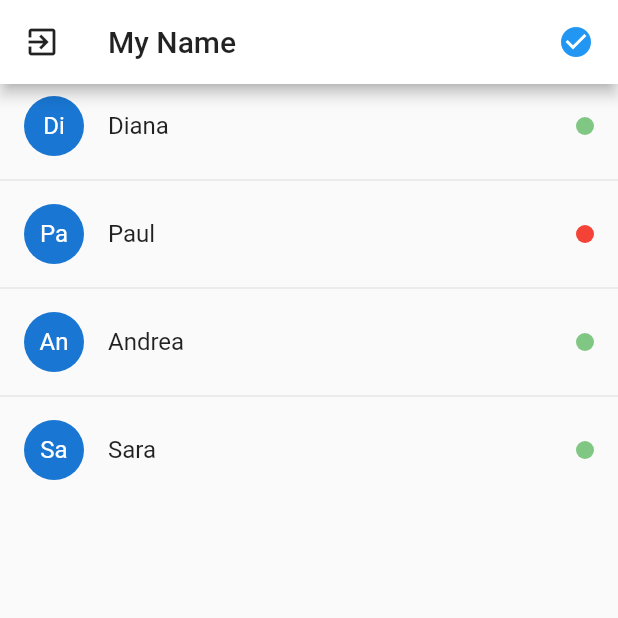
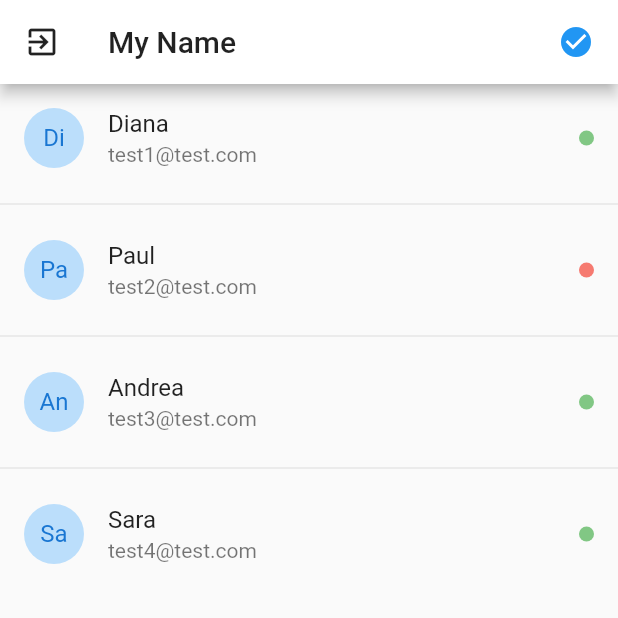
Before and after one commit to paulmrg-461/flutter-realtime-chat, a Flutter app: the UsersPage screen opened by its route, on a phone screen of 412 x 824 dp, the top half of it. Run offline on Flutter 3.47's test engine with Material 2 defaults, Android fonts, the phone set to English and light mode, and no system bars; drawn by our look-alikes of pull_to_refresh.

```diff
--- a/lib/pages/users_page.dart
+++ b/lib/pages/users_page.dart
@@ -1,4 +1,5 @@
 import 'package:flutter/material.dart';
+import 'package:pull_to_refresh/pull_to_refresh.dart';
 import 'package:realtime_chat/models/user.dart';
 
 class UsersPage extends StatefulWidget {
@@ -7,6 +8,9 @@ class UsersPage extends StatefulWidget {
 }
 
 class _UsersPageState extends State<UsersPage> {
+  RefreshController _refreshController =
+      RefreshController(initialRefresh: false);
+
   final users = [
     User(uid: '1', name: 'Diana', email: 'test1@test.com', online: true),
     User(uid: '2', name: 'Paul', email: 'test2@test.com', online: false),
@@ -40,23 +44,51 @@ class _UsersPageState extends State<UsersPage> {
             ),
           ],
         ),
-        body: ListView.separated(
+        body: SmartRefresher(
+            controller: _refreshController,
+            enablePullDown: true,
+            onRefresh: _loadUsers,
+            header: WaterDropHeader(
+              complete: Icon(
+                Icons.check_circle,
+                color: Colors.blue[400],
+              ),
+              waterDropColor: Colors.blue[400],
+            ),
+            child: _usersListView()));
+  }
+
+  ListView _usersListView() {
+    return ListView.separated(
       physics: BouncingScrollPhysics(),
-          itemBuilder: (_, i) => ListTile(
+      itemBuilder: (_, i) => _userListTile(users[i]),
+      separatorBuilder: (_, i) => Divider(),
+      itemCount: users.length,
+    );
+  }
+
+  ListTile _userListTile(User user) {
+    return ListTile(
       leading: CircleAvatar(
-              child: Text(users[i].name.substring(0, 2)),
+        child: Text(user.name.substring(0, 2)),
+        backgroundColor: Colors.blue[100],
       ),
-            title: Text(users[i].name),
+      title: Text(user.name),
+      subtitle: Text(user.email),
       trailing: Container(
-              width: 12.0,
-              height: 12.0,
+        width: 10.0,
+        height: 10.0,
         decoration: BoxDecoration(
-                  color: users[i].online ? Colors.green[300] : Colors.red,
+            color:
+                user.online ? Colors.green[300] : Colors.red.withOpacity(0.7),
             shape: BoxShape.circle),
       ),
-          ),
-          separatorBuilder: (_, i) => Divider(),
-          itemCount: users.length,
-        ));
+    );
+  }
+
+  _loadUsers() async {
+    await Future.delayed(Duration(milliseconds: 1000));
+    // if failed,use refreshFailed()
+    _refreshController.refreshCompleted();
   }
 }
--- a/pubspec.yaml
+++ b/pubspec.yaml
@@ -27,6 +27,7 @@ dependencies:
   # The following adds the Cupertino Icons font to your application.
   # Use with the CupertinoIcons class for iOS style icons.
   cupertino_icons: ^1.0.1
+  pull_to_refresh: ^1.6.3
 
 dev_dependencies:
   flutter_test:
```
Also changed, not shown: pubspec.lock. Lines whose indentation alone changed are shown as unchanged.
